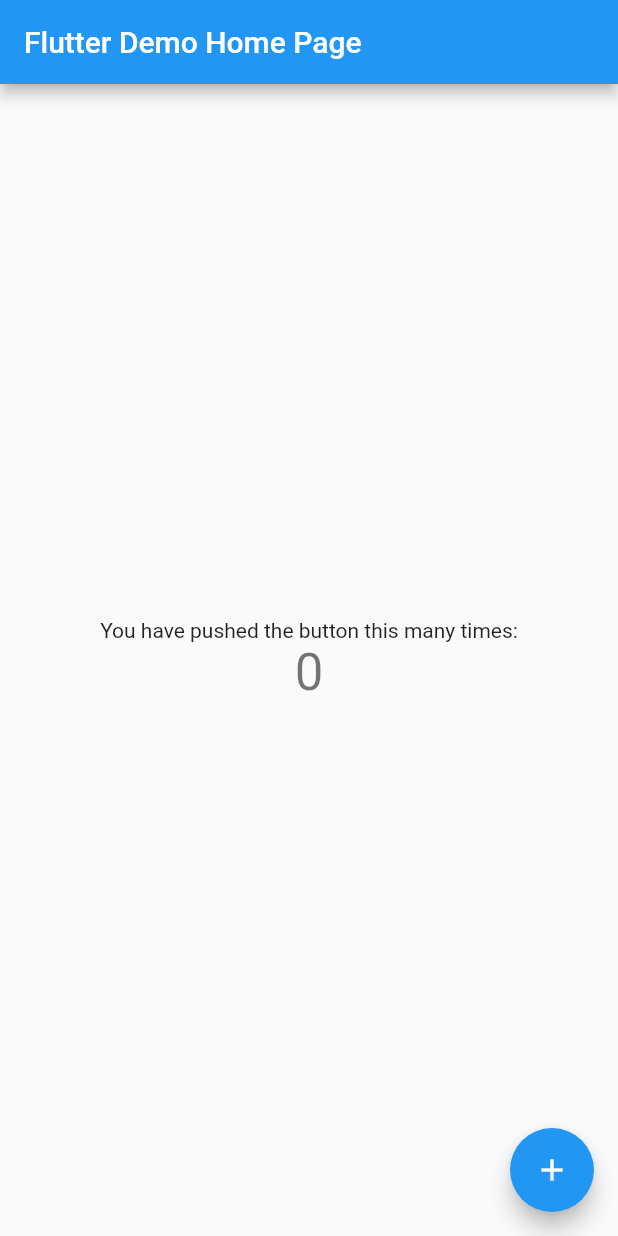
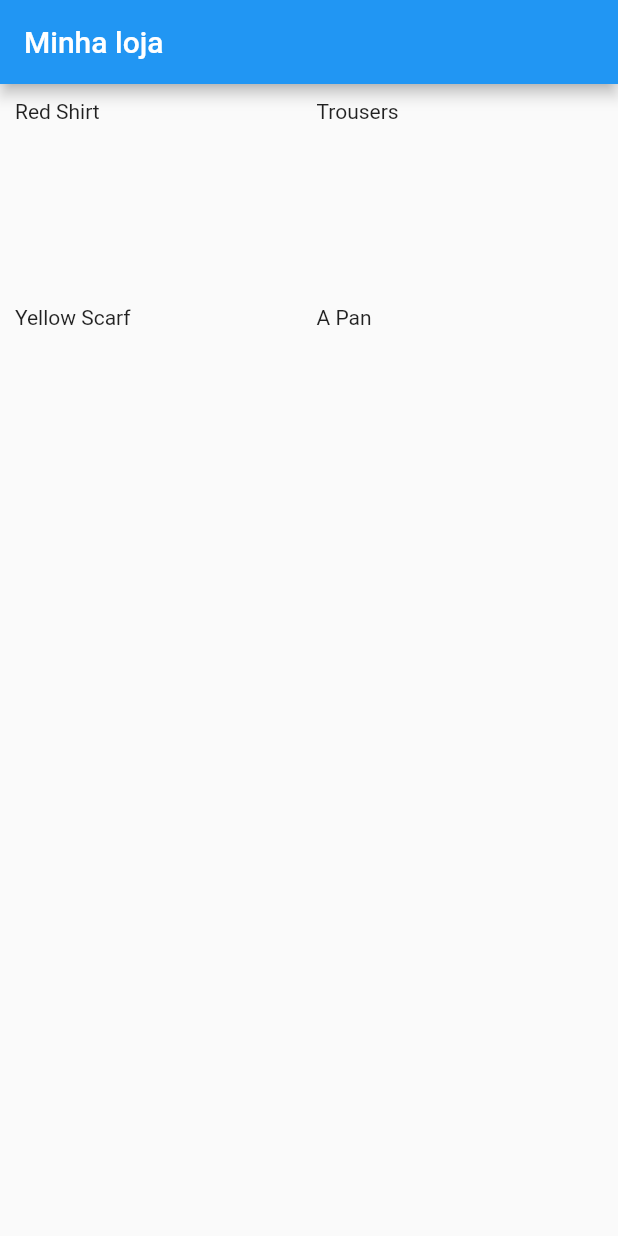
Before and after one commit to Ellissandro/shop, a Flutter app: the screen it shows after launch, on a phone screen of 412 x 824 dp. Run offline on Flutter 3.47's test engine with Material 2 defaults, Android fonts, the phone set to English and light mode, and no system bars.

Commit message:
Added missings files

```diff
--- /dev/null
+++ b/lib/data/dummy_data.dart
@@ -0,0 +1,35 @@
+import 'package:shop/models/product.dart';
+
+final dummyProducts = [
+  Product(
+    id: 'p1',
+    title: 'Red Shirt',
+    description: 'A red shirt - it is pretty red!',
+    price: 29.99,
+    imageUrl:
+        'https://cdn.pixabay.com/photo/2016/10/02/22/17/red-t-shirt-1710578_1280.jpg',
+  ),
+  Product(
+    id: 'p2',
+    title: 'Trousers',
+    description: 'A nice pair of trousers.',
+    price: 59.99,
+    imageUrl:
+        'https://upload.wikimedia.org/wikipedia/commons/thumb/e/e8/Trousers%2C_dress_%28AM_1960.022-8%29.jpg/512px-Trousers%2C_dress_%28AM_1960.022-8%29.jpg',
+  ),
+  Product(
+    id: 'p3',
+    title: 'Yellow Scarf',
+    description: 'Warm and cozy - exactly what you need for the winter.',
+    price: 19.99,
+    imageUrl: 'https://live.staticflickr.com/4043/4438260868_cc79b3369d_z.jpg',
+  ),
+  Product(
+    id: 'p4',
+    title: 'A Pan',
+    description: 'Prepare any meal you want.',
+    price: 49.99,
+    imageUrl:
+        'https://upload.wikimedia.org/wikipedia/commons/thumb/1/14/Cast-Iron-Pan.jpg/1024px-Cast-Iron-Pan.jpg',
+  ),
+];
--- a/lib/main.dart
+++ b/lib/main.dart
@@ -1,4 +1,5 @@
 import 'package:flutter/material.dart';
+import 'package:shop/pages/products_overview_page.dart';
 
 void main() {
   runApp(const MyApp());
@@ -7,40 +8,21 @@ void main() {
 class MyApp extends StatelessWidget {
   const MyApp({super.key});
 
-  // This widget is the root of your application.
   @override
   Widget build(BuildContext context) {
     return MaterialApp(
       title: 'Flutter Demo',
       theme: ThemeData(
-        // This is the theme of your application.
-        //
-        // Try running your application with "flutter run". You'll see the
-        // application has a blue toolbar. Then, without quitting the app, try
-        // changing the primarySwatch below to Colors.green and then invoke
-        // "hot reload" (press "r" in the console where you ran "flutter run",
-        // or simply save your changes to "hot reload" in a Flutter IDE).
-        // Notice that the counter didn't reset back to zero; the application
-        // is not restarted.
         primarySwatch: Colors.blue,
       ),
-      home: const MyHomePage(title: 'Flutter Demo Home Page'),
+      home: ProductsOverviewPage(),
+      debugShowCheckedModeBanner: false,
     );
   }
 }
 
 class MyHomePage extends StatefulWidget {
   const MyHomePage({super.key, required this.title});
-
-  // This widget is the home page of your application. It is stateful, meaning
-  // that it has a State object (defined below) that contains fields that affect
-  // how it looks.
-
-  // This class is the configuration for the state. It holds the values (in this
-  // case the title) provided by the parent (in this case the App widget) and
-  // used by the build method of the State. Fields in a Widget subclass are
-  // always marked "final".
-
   final String title;
 
   @override
@@ -52,47 +34,18 @@ class _MyHomePageState extends State<MyHomePage> {
 
   void _incrementCounter() {
     setState(() {
-      // This call to setState tells the Flutter framework that something has
-      // changed in this State, which causes it to rerun the build method below
-      // so that the display can reflect the updated values. If we changed
-      // _counter without calling setState(), then the build method would not be
-      // called again, and so nothing would appear to happen.
       _counter++;
     });
   }
 
   @override
   Widget build(BuildContext context) {
-    // This method is rerun every time setState is called, for instance as done
-    // by the _incrementCounter method above.
-    //
-    // The Flutter framework has been optimized to make rerunning build methods
-    // fast, so that you can just rebuild anything that needs updating rather
-    // than having to individually change instances of widgets.
     return Scaffold(
       appBar: AppBar(
-        // Here we take the value from the MyHomePage object that was created by
-        // the App.build method, and use it to set our appbar title.
         title: Text(widget.title),
       ),
       body: Center(
-        // Center is a layout widget. It takes a single child and positions it
-        // in the middle of the parent.
         child: Column(
-          // Column is also a layout widget. It takes a list of children and
-          // arranges them vertically. By default, it sizes itself to fit its
-          // children horizontally, and tries to be as tall as its parent.
-          //
-          // Invoke "debug painting" (press "p" in the console, choose the
-          // "Toggle Debug Paint" action from the Flutter Inspector in Android
-          // Studio, or the "Toggle Debug Paint" command in Visual Studio Code)
-          // to see the wireframe for each widget.
-          //
-          // Column has various properties to control how it sizes itself and
-          // how it positions its children. Here we use mainAxisAlignment to
-          // center the children vertically; the main axis here is the vertical
-          // axis because Columns are vertical (the cross axis would be
-          // horizontal).
           mainAxisAlignment: MainAxisAlignment.center,
           children: <Widget>[
             const Text(
@@ -100,7 +53,7 @@ class _MyHomePageState extends State<MyHomePage> {
             ),
             Text(
               '$_counter',
-              style: Theme.of(context).textTheme.headline4,
+              style: Theme.of(context).textTheme.headlineMedium,
             ),
           ],
         ),
--- /dev/null
+++ b/lib/pages/products_overview_page.dart
@@ -0,0 +1,31 @@
+import 'package:flutter/material.dart';
+import 'package:shop/models/product.dart';
+
+import '../data/dummy_data.dart';
+
+class ProductsOverviewPage extends StatelessWidget {
+  final List<Product> loadedProducts = dummyProducts;
+  ProductsOverviewPage({super.key});
+
+  @override
+  Widget build(BuildContext context) {
+    return Scaffold(
+      appBar: AppBar(
+        title: const Text('Minha loja'),
+      ),
+      body: Padding(
+        padding: const EdgeInsets.all(10.0),
+        child: GridView.builder(
+          itemCount: loadedProducts.length,
+          itemBuilder: (ctx, i) => Text(loadedProducts[i].title),
+          gridDelegate: const SliverGridDelegateWithFixedCrossAxisCount(
+            crossAxisCount: 2,
+            childAspectRatio: 3 / 2,
+            crossAxisSpacing: 10,
+            mainAxisSpacing: 10,
+          ),
+        ),
+      ),
+    );
+  }
+}
```
Also changed, not shown: pubspec.lock.
